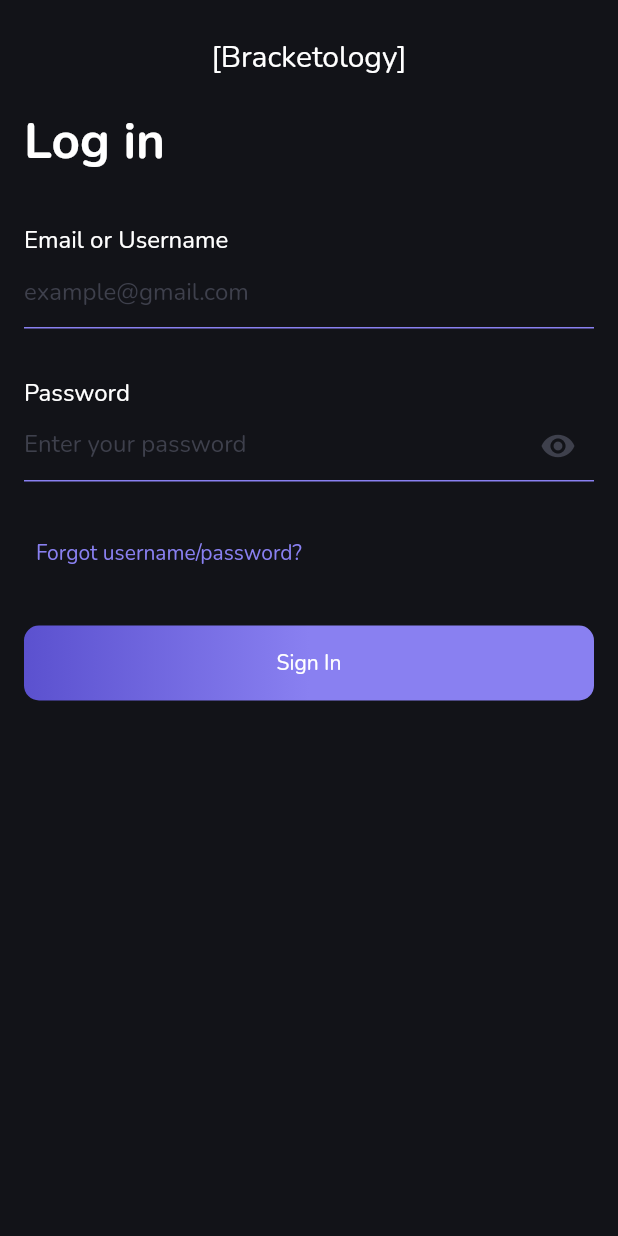
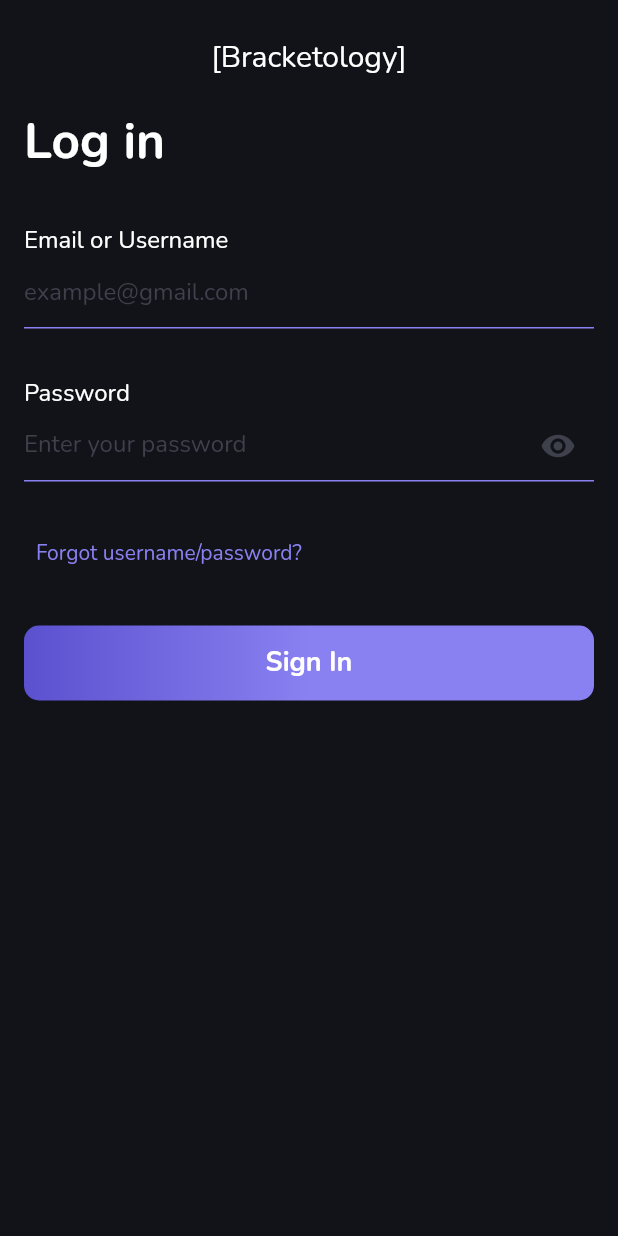
Before and after one commit to sharontechjays/temporary, a Flutter app: the screen it shows after launch, after a tap on "Get Started", on a phone screen of 412 x 824 dp. Run offline on Flutter 3.47's test engine with Material 2 defaults, Android fonts, the phone set to English and light mode, and no system bars; our stand-ins replace dio, equatable, flutter_bloc, shared_preferences.

Commit message:
log in completed designs

```diff
--- a/lib/presentation/constants/app_strings.dart
+++ b/lib/presentation/constants/app_strings.dart
@@ -5,6 +5,7 @@ class Strings {
   static const appName = "Bracketology";
   static const appNameBrackets = "[Bracketology]";
   static const usernameOrEmail = "Email or Username";
+  static const logIn = "Log in";
   static const usernameOrEmailHintText = "example@gmail.com";
   static const passwordHint = "Enter your password";
   static const loginWithExistingAccount = "Login with existing account";
--- a/lib/presentation/screens/sign_in_screen.dart
+++ b/lib/presentation/screens/sign_in_screen.dart
@@ -51,7 +51,7 @@ class _SignInFormState extends State<SignInForm> {
           crossAxisAlignment: CrossAxisAlignment.start,
           children: [
             Text(
-              'Log in',
+              Strings.logIn,
               style: screenTitle,
             ),
             CustomFormField(
@@ -174,7 +174,12 @@ class CustomMaterialButton extends StatelessWidget {
             tileMode: TileMode.clamp,
           ),
         ),
-        child: const Center(child: Text('Sign In')),
+        child: const Center(
+          child: Text(
+            'Sign In',
+            style: TextStyle(fontSize: 18,fontWeight: FontWeight.w700),
+          ),
+        ),
       ),
     );
   }
```
Also changed, not shown: lib/presentation/utils/styles/custom_styles.dart (+17 -0 lines).
